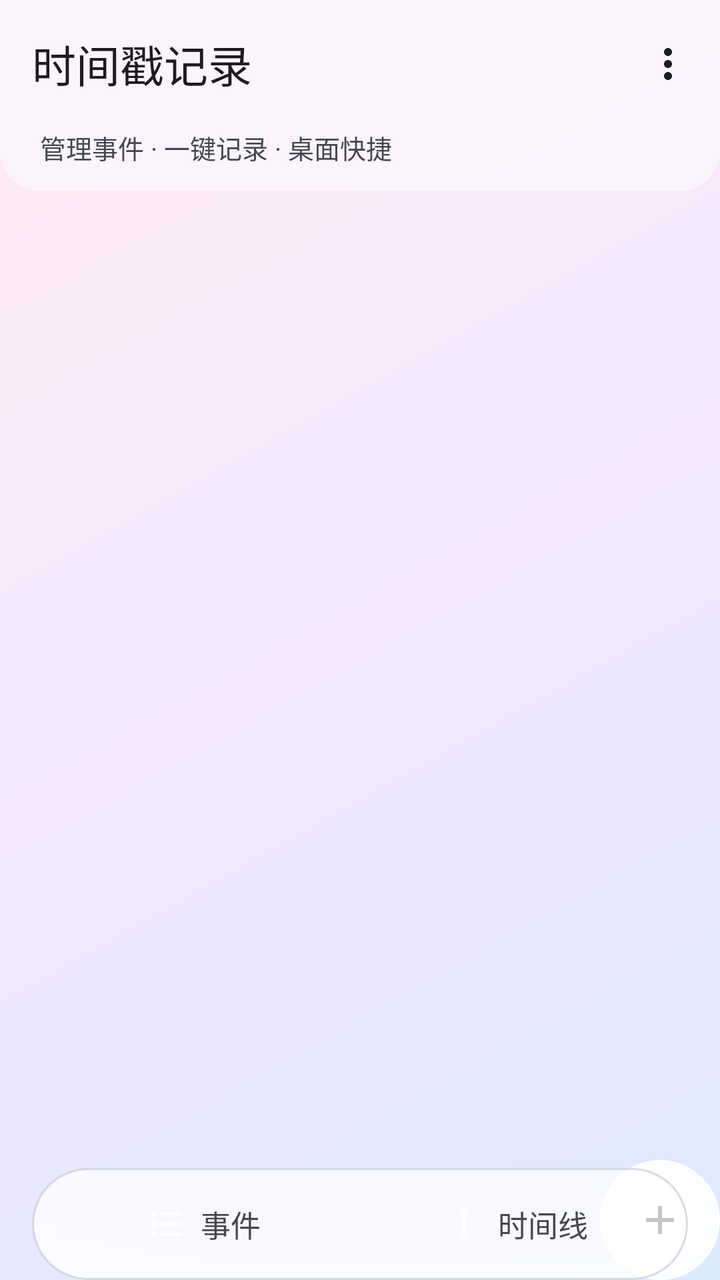
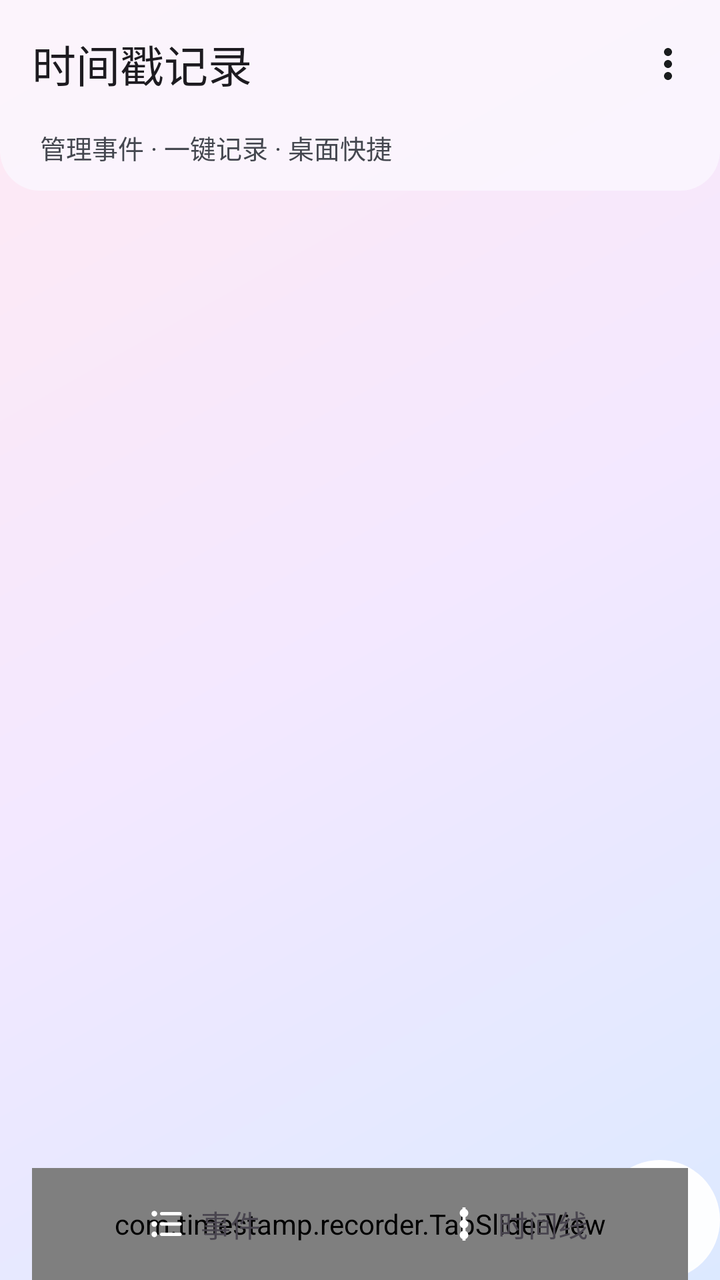

An Android layout rendered at two revisions. The XML below is the earlier revision; the diff shows what the commit changed to produce the second picture.
<!-- AndroidManifest.xml: application theme Theme.Timestamp -->
<!-- res/layout/activity_main.xml -->
<?xml version="1.0" encoding="utf-8"?>
<FrameLayout xmlns:android="http://schemas.android.com/apk/res/android"
    xmlns:app="http://schemas.android.com/apk/res-auto"
    android:id="@+id/root"
    android:layout_width="match_parent"
    android:layout_height="match_parent">

    <androidx.coordinatorlayout.widget.CoordinatorLayout
        android:id="@+id/mainHost"
        android:layout_width="match_parent"
        android:layout_height="match_parent"
        android:background="@drawable/bg_main_gradient">

        
        <View
            android:id="@+id/timelineTrack"
            android:layout_width="2dp"
            android:layout_height="match_parent"
            android:layout_gravity="top"
            android:layout_marginStart="@dimen/timeline_line_inset"
            android:background="@drawable/timeline_track"
            android:visibility="gone" />

        <com.google.android.material.appbar.AppBarLayout
            android:id="@+id/appBar"
            android:layout_width="match_parent"
            android:layout_height="wrap_content"
            android:background="@drawable/bg_top_bar"
            app:elevation="0dp">

            <com.google.android.material.appbar.MaterialToolbar
                android:id="@+id/toolbar"
                android:layout_width="match_parent"
                android:layout_height="?attr/actionBarSize"
                app:contentInsetEnd="4dp"
                app:title="@string/main_title"
                app:titleTextAppearance="@style/TextAppearance.Material3.TitleLarge">

                
                <ImageButton
                    android:id="@+id/btnMore"
                    android:layout_width="44dp"
                    android:layout_height="44dp"
                    android:layout_gravity="end|center_vertical"
                    android:background="?attr/selectableItemBackgroundBorderless"
                    android:contentDescription="@string/menu_more"
                    android:scaleType="center"
                    android:src="@drawable/ic_more_vert" />
            </com.google.android.material.appbar.MaterialToolbar>

            <TextView
                android:id="@+id/tvSubtitle"
                android:layout_width="wrap_content"
                android:layout_height="wrap_content"
                android:paddingStart="20dp"
                android:paddingBottom="12dp"
                android:text="@string/main_subtitle"
                android:textColor="?attr/colorOnSurfaceVariant"
                android:textSize="13sp" />
        </com.google.android.material.appbar.AppBarLayout>

        
        <androidx.viewpager2.widget.ViewPager2
            android:id="@+id/viewPager"
            android:layout_width="match_parent"
            android:layout_height="match_parent"
            app:layout_behavior="@string/appbar_scrolling_view_behavior" />

        
        <ImageButton
            android:id="@+id/fabAdd"
            android:layout_width="60dp"
            android:layout_height="60dp"
            android:layout_gravity="bottom|end"
            android:background="@drawable/fab_liquid"
            android:contentDescription="@string/fab_add"
            android:elevation="6dp"
            android:foreground="?attr/selectableItemBackgroundBorderless"
            android:outlineProvider="background"
            android:scaleType="center"
            android:src="@drawable/ic_add" />
    </androidx.coordinatorlayout.widget.CoordinatorLayout>

    
    <FrameLayout
        android:id="@+id/bottomBar"
        android:layout_width="match_parent"
        android:layout_height="@dimen/tab_bar_height"
        android:layout_gravity="bottom"
        android:layout_marginStart="@dimen/space_4"
        android:layout_marginEnd="@dimen/space_4"
        android:background="@drawable/bg_bottom_nav">

        <View
            android:id="@+id/tabSlider"
            android:layout_width="wrap_content"
            android:layout_height="wrap_content"
            android:layout_gravity="start|center_vertical" />

        <LinearLayout
            android:id="@+id/tabContent"
            android:layout_width="match_parent"
            android:layout_height="match_parent"
            android:orientation="horizontal"
            android:paddingStart="8dp"
            android:paddingEnd="8dp">

            
            <LinearLayout
                android:id="@+id/tabEvents"
                android:layout_width="0dp"
                android:layout_height="match_parent"
                android:layout_weight="1"
                android:gravity="center"
                android:orientation="horizontal">

                <ImageView
                    android:id="@+id/iconEvents"
                    android:layout_width="20dp"
                    android:layout_height="20dp"
                    android:contentDescription="@null"
                    android:scaleType="fitCenter"
                    android:src="@drawable/ic_tab_events" />

                <TextView
                    android:id="@+id/textEvents"
                    android:layout_width="wrap_content"
                    android:layout_height="wrap_content"
                    android:layout_marginStart="7dp"
                    android:text="@string/tab_events"
                    android:textSize="15sp" />
            </LinearLayout>

            <LinearLayout
                android:id="@+id/tabTimeline"
                android:layout_width="0dp"
                android:layout_height="match_parent"
                android:layout_weight="1"
                android:gravity="center"
                android:orientation="horizontal">

                <ImageView
                    android:id="@+id/iconTimeline"
                    android:layout_width="20dp"
                    android:layout_height="20dp"
                    android:contentDescription="@null"
                    android:scaleType="fitCenter"
                    android:src="@drawable/ic_tab_timeline" />

                <TextView
                    android:id="@+id/textTimeline"
                    android:layout_width="wrap_content"
                    android:layout_height="wrap_content"
                    android:layout_marginStart="7dp"
                    android:text="@string/tab_timeline"
                    android:textSize="15sp" />
            </LinearLayout>
        </LinearLayout>
    </FrameLayout>
</FrameLayout>
<!-- resources referenced by this layout -->
<resources>
  <dimen name="space_4">16dp</dimen>
  <dimen name="tab_bar_height">56dp</dimen>
  <dimen name="timeline_line_inset">26dp</dimen>
  <!-- drawable bg_main_gradient (drawable) -->
  <?xml version="1.0" encoding="utf-8"?>
  <shape xmlns:android="http://schemas.android.com/apk/res/android"
      android:shape="rectangle">
      <gradient
          android:type="linear"
          android:angle="135"
          android:startColor="#DCE9FF"
          android:centerColor="#F3E8FF"
          android:endColor="#FFE9F3" />
  </shape>
  <!-- drawable bg_top_bar (drawable) -->
  <?xml version="1.0" encoding="utf-8"?>
  <shape xmlns:android="http://schemas.android.com/apk/res/android"
      android:shape="rectangle">
      <corners
          android:bottomLeftRadius="20dp"
          android:bottomRightRadius="20dp" />
      <solid android:color="#BFFBF8FF" />
  </shape>
  <!-- drawable fab_liquid (drawable) -->
  <?xml version="1.0" encoding="utf-8"?>
  <layer-list xmlns:android="http://schemas.android.com/apk/res/android">
      <item>
          <shape android:shape="oval">
              <gradient
                  android:angle="270"
                  android:startColor="#F2FFFFFF"
                  android:endColor="#E8FFFFFF" />
          </shape>
      </item>
      <item>
          <shape android:shape="oval">
              <stroke
                  android:width="1dp"
                  android:color="#33FFFFFF" />
          </shape>
      </item>
  </layer-list>
  <!-- drawable ic_add (drawable) -->
  <?xml version="1.0" encoding="utf-8"?>
  <vector xmlns:android="http://schemas.android.com/apk/res/android"
      android:width="24dp"
      android:height="24dp"
      android:viewportWidth="24"
      android:viewportHeight="24"
      android:tint="?attr/colorOnSurface">
      <path
          android:fillColor="@android:color/white"
          android:pathData="M19,13h-6v6h-2v-6H5v-2h6V5h2v6h6v2z" />
  </vector>
  <!-- drawable ic_more_vert (drawable) -->
  <?xml version="1.0" encoding="utf-8"?>
  <vector xmlns:android="http://schemas.android.com/apk/res/android"
      android:width="24dp"
      android:height="24dp"
      android:viewportWidth="24"
      android:viewportHeight="24"
      android:tint="?attr/colorOnSurface">
      <path
          android:fillColor="@android:color/white"
          android:pathData="M12,8c1.1,0 2,-0.9 2,-2s-0.9,-2 -2,-2 -2,0.9 -2,2 0.9,2 2,2zM12,10c-1.1,0 -2,0.9 -2,2s0.9,2 2,2 2,-0.9 2,-2 -0.9,-2 -2,-2zM12,16c-1.1,0 -2,0.9 -2,2s0.9,2 2,2 2,-0.9 2,-2 -0.9,-2 -2,-2z" />
  </vector>
  <!-- drawable timeline_track (drawable) -->
  <?xml version="1.0" encoding="utf-8"?>
  <shape xmlns:android="http://schemas.android.com/apk/res/android"
      android:shape="rectangle">
      <solid android:color="#1F44474F" />
  </shape>
  <string name="fab_add">添加事件</string>
  <string name="main_subtitle">管理事件 · 一键记录 · 桌面快捷</string>
  <string name="main_title">时间戳记录</string>
  <string name="menu_more">更多</string>
  <string name="tab_events">事件</string>
  <string name="tab_timeline">时间线</string>
  <color name="md_primary">#1565C0</color>
  <color name="md_on_primary">#FFFFFF</color>
  <color name="md_primary_container">#D7E3FF</color>
  <color name="md_on_primary_container">#001B3F</color>
  <color name="md_secondary">#546E7A</color>
  <color name="md_on_secondary">#FFFFFF</color>
  <color name="md_secondary_container">#D6E4EC</color>
  <color name="md_on_secondary_container">#0E1D25</color>
  <color name="md_background">#FBF8FF</color>
  <color name="md_surface">#FBF8FF</color>
  <color name="md_on_surface">#1A1C1E</color>
  <color name="md_surface_variant">#E1E2EC</color>
  <color name="md_on_surface_variant">#44474F</color>
  <color name="md_outline">#74777F</color>
  <!-- unchanged entries left out for length: 4 -->
</resources>

<!-- the commit's change to res/layout/activity_main.xml (unified diff, before → after) -->
@@ -91,11 +91,10 @@
         android:layout_marginEnd="@dimen/space_4"
         android:background="@drawable/bg_bottom_nav">
 
-        <View
+        <com.timestamp.recorder.TabSliderView
             android:id="@+id/tabSlider"
-            android:layout_width="wrap_content"
-            android:layout_height="wrap_content"
-            android:layout_gravity="start|center_vertical" />
+            android:layout_width="match_parent"
+            android:layout_height="match_parent" />
 
         <LinearLayout
             android:id="@+id/tabContent"
